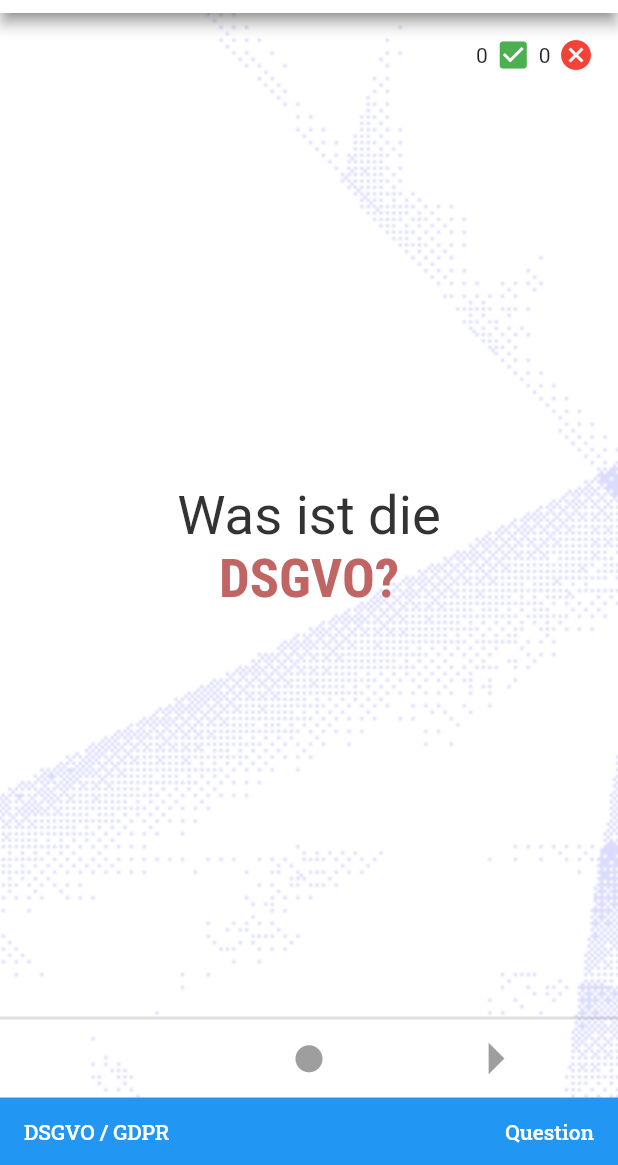
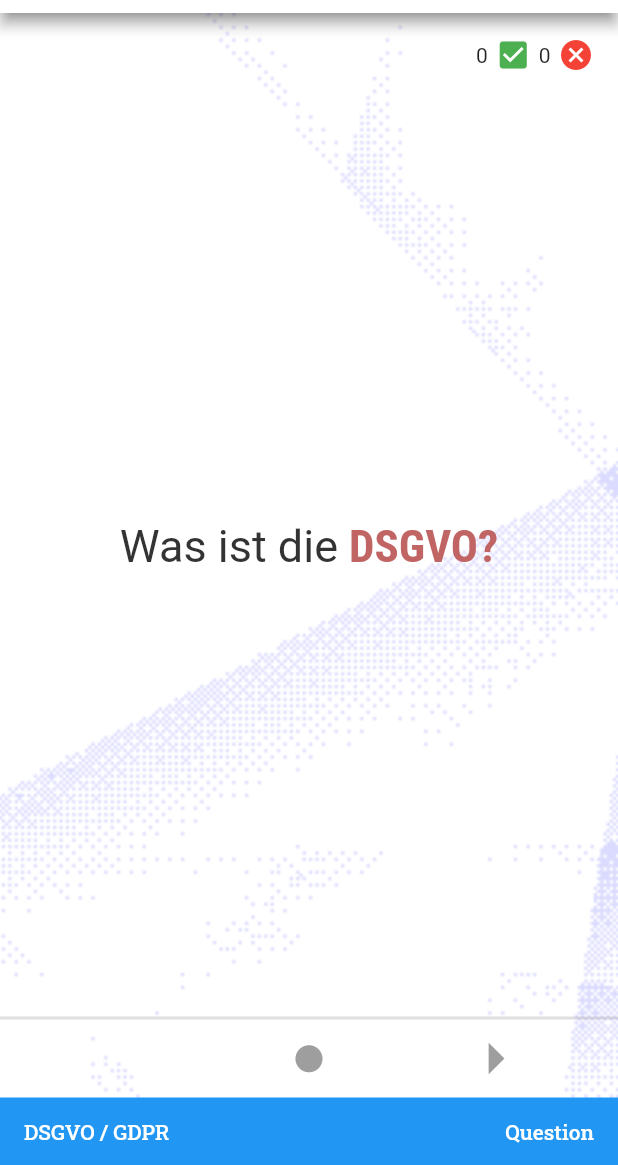
Before and after one commit to iwilfried/Flutter-Flashcards-Portrait, a Flutter app: the screen it shows after launch, after a tap on the "arrow forward" icon, after a tap on "Start Studying", on a phone screen of 412 x 824 dp, the part 71-1236 px from its top. Run offline on Flutter 3.47's test engine with Material 2 defaults, Android fonts, the phone set to English and light mode, and no system bars; drawn by our look-alikes of flip_card, styled_text; our stand-ins replace auto_size_text, equatable, flutter_riverpod, google_fonts, shared_preferences; missing offline and left inert: splash_screen_view.

Commit message:
minor fixes

```diff
--- a/lib/slides/slide_one.dart
+++ b/lib/slides/slide_one.dart
@@ -119,7 +119,9 @@ class _SlideOneState extends ConsumerState<SlideOne> {
                     fontFamily: "RobotoSerif",
                     color: Theme.of(context).primaryColor,
                     fontWeight: FontWeight.w400,
-                    fontSize: height * 0.044,
+                    fontSize: (MediaQuery.of(context).size.longestSide /
+                            MediaQuery.of(context).size.shortestSide) *
+                        15,
                   ),
                   tags: tags,
                 )),
```
